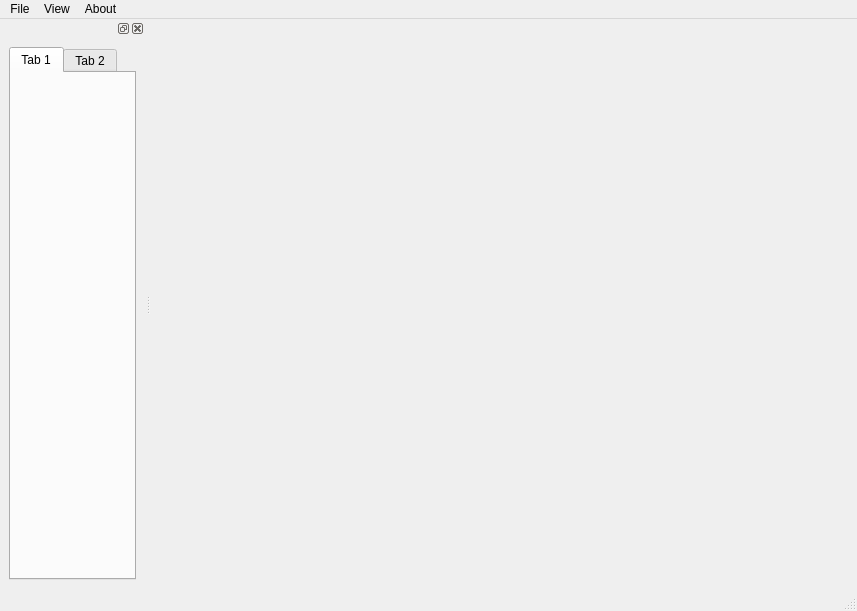
jakimowb/enmapbox_testmigration2, file enmapbox/gui/enmapbox_gui.ui: the form before one commit.
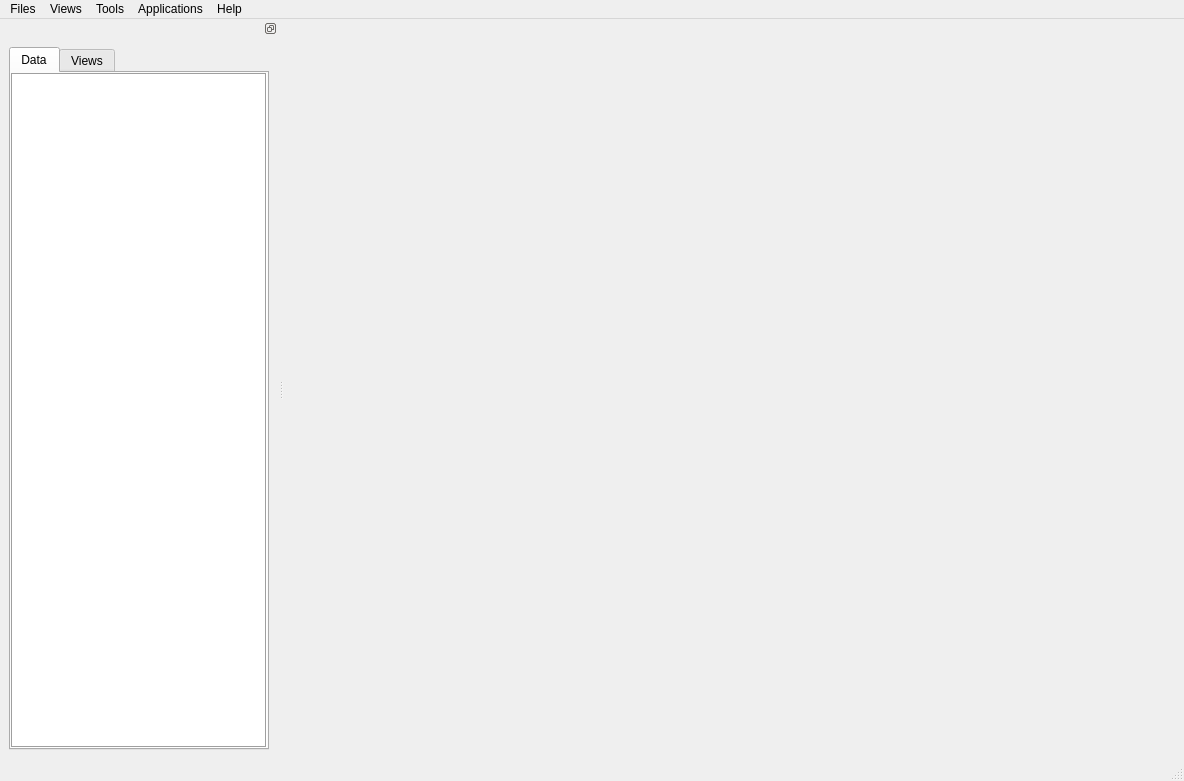
The form after the commit. The open tabs and pages were chosen to show the change.

```diff
--- a/enmapbox/gui/enmapbox_gui.ui
+++ b/enmapbox/gui/enmapbox_gui.ui
@@ -6,44 +6,71 @@
    <rect>
     <x>0</x>
     <y>0</y>
-    <width>857</width>
-    <height>611</height>
+    <width>1184</width>
+    <height>781</height>
    </rect>
   </property>
   <property name="windowTitle">
    <string>MainWindow</string>
   </property>
-  <widget class="QWidget" name="centralwidget"/>
+  <widget class="QWidget" name="centralwidget">
+   <layout class="QGridLayout" name="gridLayout">
+    <item row="0" column="0">
+     <widget class="QWidget" name="widget" native="true"/>
+    </item>
+   </layout>
+  </widget>
   <widget class="QMenuBar" name="menubar">
    <property name="geometry">
     <rect>
      <x>0</x>
      <y>0</y>
-     <width>857</width>
-     <height>22</height>
+     <width>1184</width>
+     <height>21</height>
     </rect>
    </property>
    <widget class="QMenu" name="menuAbout">
     <property name="title">
-     <string>About</string>
+     <string>Help</string>
     </property>
    </widget>
    <widget class="QMenu" name="menuFile">
     <property name="title">
-     <string>File</string>
+     <string>Files</string>
     </property>
    </widget>
    <widget class="QMenu" name="menuView">
     <property name="title">
-     <string>View</string>
+     <string>Views</string>
+    </property>
+   </widget>
+   <widget class="QMenu" name="menuTools">
+    <property name="title">
+     <string>Tools</string>
+    </property>
+   </widget>
+   <widget class="QMenu" name="menuApplications">
+    <property name="title">
+     <string>Applications</string>
     </property>
    </widget>
    <addaction name="menuFile"/>
    <addaction name="menuView"/>
+   <addaction name="menuTools"/>
+   <addaction name="menuApplications"/>
    <addaction name="menuAbout"/>
   </widget>
   <widget class="QStatusBar" name="statusbar"/>
   <widget class="QDockWidget" name="dockWidget">
+   <property name="floating">
+    <bool>false</bool>
+   </property>
+   <property name="features">
+    <set>QDockWidget::DockWidgetFloatable|QDockWidget::DockWidgetMovable</set>
+   </property>
+   <property name="allowedAreas">
+    <set>Qt::LeftDockWidgetArea|Qt::RightDockWidgetArea</set>
+   </property>
    <attribute name="dockWidgetArea">
     <number>1</number>
    </attribute>
@@ -56,12 +83,30 @@
        </property>
        <widget class="QWidget" name="tab">
         <attribute name="title">
-         <string>Tab 1</string>
+         <string>Data</string>
         </attribute>
+        <layout class="QVBoxLayout" name="verticalLayout_2">
+         <property name="spacing">
+          <number>0</number>
+         </property>
+         <property name="margin">
+          <number>0</number>
+         </property>
+         <item>
+          <widget class="QTreeView" name="treeView">
+           <property name="frameShape">
+            <enum>QFrame::Box</enum>
+           </property>
+           <property name="frameShadow">
+            <enum>QFrame::Sunken</enum>
+           </property>
+          </widget>
+         </item>
+        </layout>
        </widget>
        <widget class="QWidget" name="tab_2">
         <attribute name="title">
-         <string>Tab 2</string>
+         <string>Views</string>
         </attribute>
        </widget>
       </widget>
```
Left out of the diff: 4 changed lines with no effect on the pictures.
